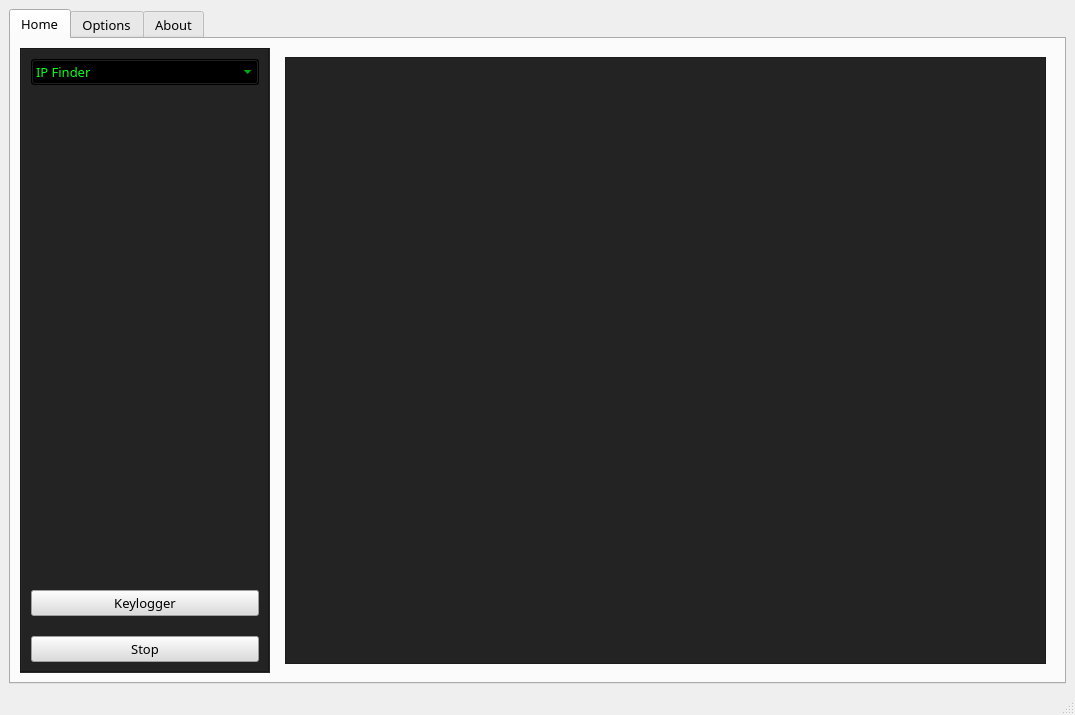
Qt form Gui.ui (Plout0nas/PenetrationTestingToolkit) before a commit.
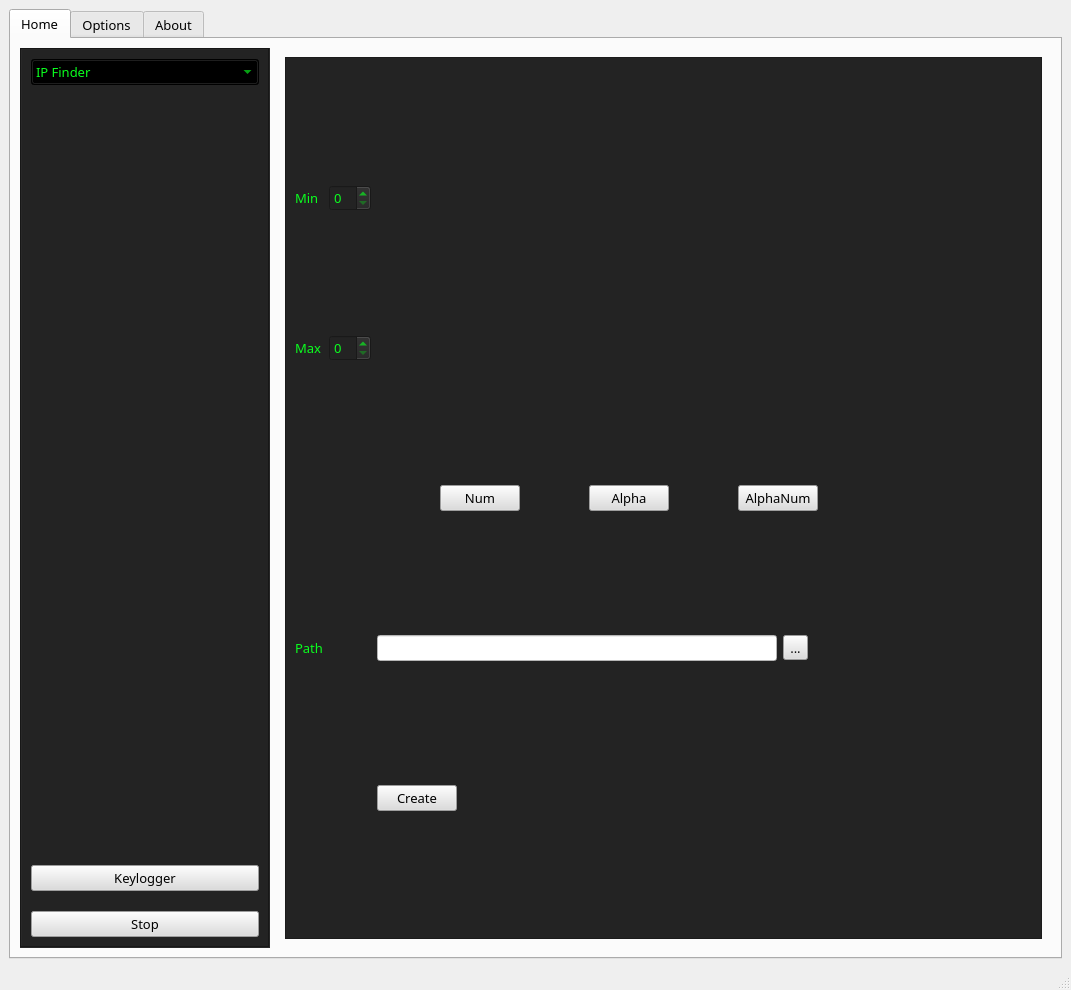
The same form after that commit. The open tabs and pages were chosen to show the change. Icons and pictures are not drawn.

Patch:
```diff
--- a/Gui.ui
+++ b/Gui.ui
@@ -6,10 +6,16 @@
    <rect>
     <x>0</x>
     <y>0</y>
-    <width>1075</width>
-    <height>715</height>
+    <width>1071</width>
+    <height>990</height>
    </rect>
   </property>
+  <property name="minimumSize">
+   <size>
+    <width>820</width>
+    <height>760</height>
+   </size>
+  </property>
   <property name="windowTitle">
    <string>MainWindow</string>
   </property>
@@ -271,6 +277,12 @@
             <verstretch>0</verstretch>
            </sizepolicy>
           </property>
+          <property name="minimumSize">
+           <size>
+            <width>0</width>
+            <height>0</height>
+           </size>
+          </property>
           <property name="font">
            <font>
             <family>Copperplate Gothic Light</family>
@@ -900,8 +912,14 @@
           </widget>
           <widget class="QWidget" name="page_5">
            <layout class="QGridLayout" name="gridLayout_16">
-            <item row="0" column="0">
+            <item row="0" column="1">
              <widget class="QFrame" name="frame_7">
+              <property name="font">
+               <font>
+                <family>Copperplate Gothic Light</family>
+                <pointsize>10</pointsize>
+               </font>
+              </property>
               <property name="styleSheet">
                <string notr="true">background-color: rgb(35, 35, 35);</string>
               </property>
@@ -911,6 +929,255 @@
               <property name="frameShadow">
                <enum>QFrame::Raised</enum>
               </property>
+              <layout class="QGridLayout" name="gridLayout_18">
+               <item row="0" column="1">
+                <widget class="QSpinBox" name="spinBox_4">
+                 <property name="font">
+                  <font>
+                   <family>Copperplate Gothic Light</family>
+                   <pointsize>10</pointsize>
+                  </font>
+                 </property>
+                 <property name="styleSheet">
+                  <string notr="true">color:rgb(10, 255, 30);</string>
+                 </property>
+                 <property name="minimum">
+                  <number>0</number>
+                 </property>
+                 <property name="maximum">
+                  <number>22</number>
+                 </property>
+                </widget>
+               </item>
+               <item row="1" column="1">
+                <widget class="QSpinBox" name="spinBox_3">
+                 <property name="sizePolicy">
+                  <sizepolicy hsizetype="Fixed" vsizetype="Fixed">
+                   <horstretch>0</horstretch>
+                   <verstretch>0</verstretch>
+                  </sizepolicy>
+                 </property>
+                 <property name="font">
+                  <font>
+                   <family>Copperplate Gothic Light</family>
+                   <pointsize>10</pointsize>
+                  </font>
+                 </property>
+                 <property name="styleSheet">
+                  <string notr="true">color:rgb(10, 255, 30);</string>
+                 </property>
+                 <property name="minimum">
+                  <number>0</number>
+                 </property>
+                 <property name="maximum">
+                  <number>22</number>
+                 </property>
+                </widget>
+               </item>
+               <item row="1" column="0">
+                <widget class="QLabel" name="label_16">
+                 <property name="sizePolicy">
+                  <sizepolicy hsizetype="Fixed" vsizetype="Preferred">
+                   <horstretch>0</horstretch>
+                   <verstretch>0</verstretch>
+                  </sizepolicy>
+                 </property>
+                 <property name="font">
+                  <font>
+                   <family>Copperplate Gothic Light</family>
+                   <pointsize>10</pointsize>
+                  </font>
+                 </property>
+                 <property name="styleSheet">
+                  <string notr="true">color:rgb(10, 255, 30);</string>
+                 </property>
+                 <property name="text">
+                  <string>Max</string>
+                 </property>
+                </widget>
+               </item>
+               <item row="2" column="2" colspan="2">
+                <layout class="QHBoxLayout" name="horizontalLayout_4">
+                 <item>
+                  <widget class="QPushButton" name="pushButton_13">
+                   <property name="sizePolicy">
+                    <sizepolicy hsizetype="Fixed" vsizetype="Fixed">
+                     <horstretch>0</horstretch>
+                     <verstretch>0</verstretch>
+                    </sizepolicy>
+                   </property>
+                   <property name="font">
+                    <font>
+                     <family>Copperplate Gothic Light</family>
+                     <pointsize>10</pointsize>
+                    </font>
+                   </property>
+                   <property name="styleSheet">
+                    <string notr="true">background-color: rgb(220, 220, 220);</string>
+                   </property>
+                   <property name="text">
+                    <string>Num</string>
+                   </property>
+                  </widget>
+                 </item>
+                 <item>
+                  <widget class="QPushButton" name="pushButton_18">
+                   <property name="sizePolicy">
+                    <sizepolicy hsizetype="Fixed" vsizetype="Fixed">
+                     <horstretch>0</horstretch>
+                     <verstretch>0</verstretch>
+                    </sizepolicy>
+                   </property>
+                   <property name="font">
+                    <font>
+                     <family>Copperplate Gothic Light</family>
+                     <pointsize>10</pointsize>
+                    </font>
+                   </property>
+                   <property name="styleSheet">
+                    <string notr="true">background-color: rgb(220, 220, 220);</string>
+                   </property>
+                   <property name="text">
+                    <string>Alpha</string>
+                   </property>
+                  </widget>
+                 </item>
+                 <item>
+                  <widget class="QPushButton" name="pushButton_17">
+                   <property name="sizePolicy">
+                    <sizepolicy hsizetype="Fixed" vsizetype="Fixed">
+                     <horstretch>0</horstretch>
+                     <verstretch>0</verstretch>
+                    </sizepolicy>
+                   </property>
+                   <property name="font">
+                    <font>
+                     <family>Copperplate Gothic Light</family>
+                     <pointsize>10</pointsize>
+                    </font>
+                   </property>
+                   <property name="styleSheet">
+                    <string notr="true">background-color: rgb(220, 220, 220);</string>
+                   </property>
+                   <property name="text">
+                    <string>AlphaNum</string>
+                   </property>
+                  </widget>
+                 </item>
+                </layout>
+               </item>
+               <item row="4" column="2">
+                <layout class="QFormLayout" name="formLayout_3">
+                 <item row="0" column="0">
+                  <widget class="QLineEdit" name="lineEdit_4">
+                   <property name="sizePolicy">
+                    <sizepolicy hsizetype="Fixed" vsizetype="Fixed">
+                     <horstretch>0</horstretch>
+                     <verstretch>0</verstretch>
+                    </sizepolicy>
+                   </property>
+                   <property name="minimumSize">
+                    <size>
+                     <width>400</width>
+                     <height>0</height>
+                    </size>
+                   </property>
+                   <property name="font">
+                    <font>
+                     <family>Copperplate Gothic Light</family>
+                     <pointsize>10</pointsize>
+                    </font>
+                   </property>
+                   <property name="styleSheet">
+                    <string notr="true">background-color: rgb(255, 255, 255);</string>
+                   </property>
+                  </widget>
+                 </item>
+                 <item row="0" column="1">
+                  <widget class="QToolButton" name="toolButton_2">
+                   <property name="font">
+                    <font>
+                     <family>Copperplate Gothic Light</family>
+                     <pointsize>10</pointsize>
+                    </font>
+                   </property>
+                   <property name="styleSheet">
+                    <string notr="true">background-color: rgb(220, 220, 220);</string>
+                   </property>
+                   <property name="text">
+                    <string>...</string>
+                   </property>
+                  </widget>
+                 </item>
+                </layout>
+               </item>
+               <item row="0" column="0">
+                <widget class="QLabel" name="label_15">
+                 <property name="sizePolicy">
+                  <sizepolicy hsizetype="Fixed" vsizetype="Preferred">
+                   <horstretch>0</horstretch>
+                   <verstretch>0</verstretch>
+                  </sizepolicy>
+                 </property>
+                 <property name="font">
+                  <font>
+                   <family>Copperplate Gothic Light</family>
+                   <pointsize>10</pointsize>
+                  </font>
+                 </property>
+                 <property name="styleSheet">
+                  <string notr="true">color:rgb(10, 255, 30);</string>
+                 </property>
+                 <property name="text">
+                  <string>Min</string>
+                 </property>
+                </widget>
+               </item>
+               <item row="5" column="2" colspan="4">
+                <widget class="QPushButton" name="pushButton_19">
+                 <property name="sizePolicy">
+                  <sizepolicy hsizetype="Fixed" vsizetype="Fixed">
+                   <horstretch>0</horstretch>
+                   <verstretch>0</verstretch>
+                  </sizepolicy>
+                 </property>
+                 <property name="font">
+                  <font>
+                   <family>Copperplate Gothic Light</family>
+                   <pointsize>10</pointsize>
+                  </font>
+                 </property>
+                 <property name="styleSheet">
+                  <string notr="true">background-color: rgb(220, 220, 220);</string>
+                 </property>
+                 <property name="text">
+                  <string>Create</string>
+                 </property>
+                </widget>
+               </item>
+               <item row="4" column="0">
+                <widget class="QLabel" name="label_17">
+                 <property name="sizePolicy">
+                  <sizepolicy hsizetype="Fixed" vsizetype="Fixed">
+                   <horstretch>0</horstretch>
+                   <verstretch>0</verstretch>
+                  </sizepolicy>
+                 </property>
+                 <property name="font">
+                  <font>
+                   <family>Copperplate Gothic Light</family>
+                   <pointsize>10</pointsize>
+                  </font>
+                 </property>
+                 <property name="styleSheet">
+                  <string notr="true">color:rgb(10, 255, 30);</string>
+                 </property>
+                 <property name="text">
+                  <string>Path</string>
+                 </property>
+                </widget>
+               </item>
+              </layout>
              </widget>
             </item>
            </layout>
```
Left out of the diff: 235 changed lines with no effect on the pictures.
